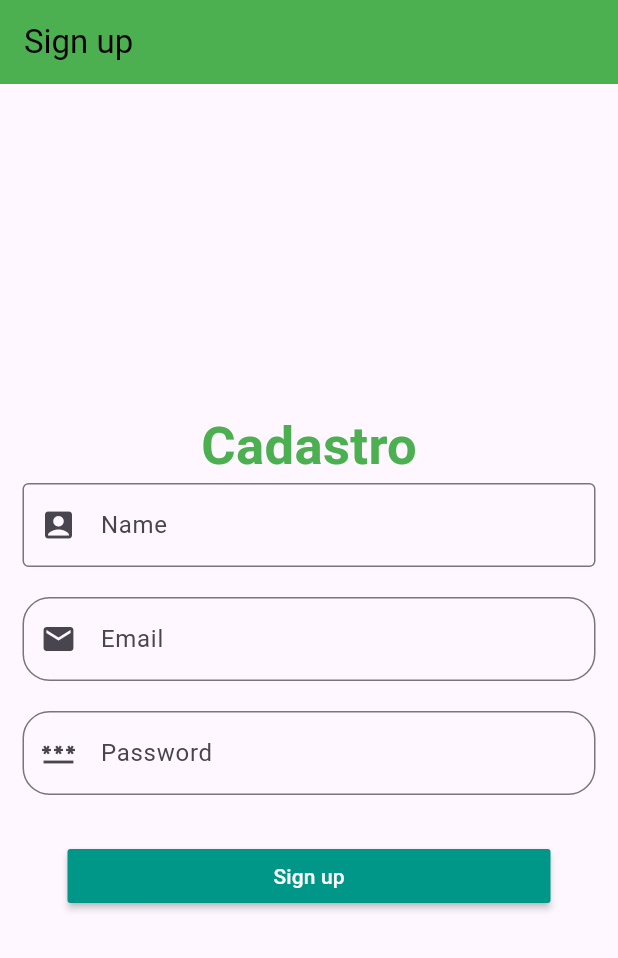
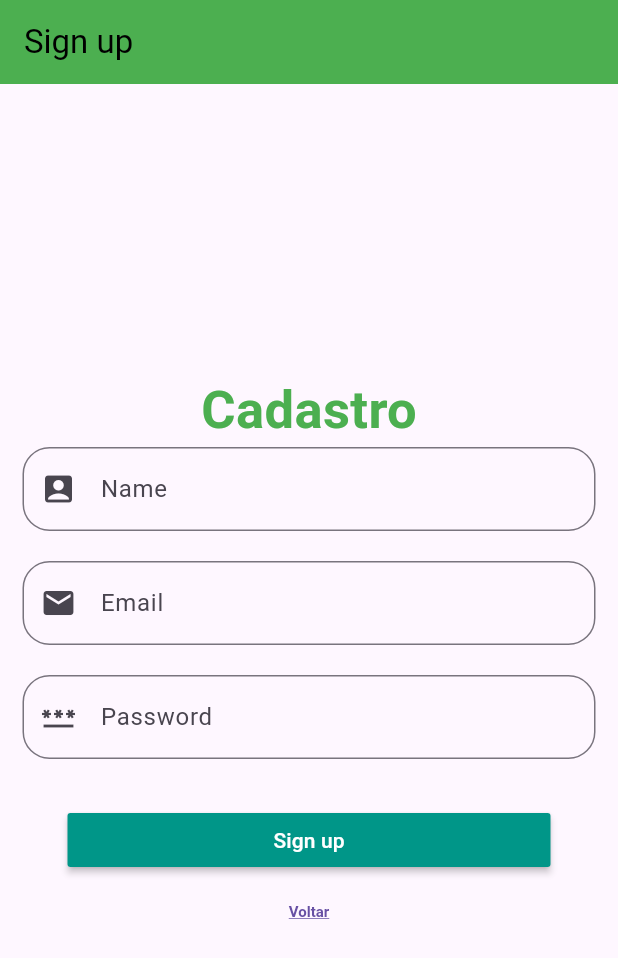
Before and after one commit to anddreza/learn-flutter, a Flutter app: the screen it shows after launch, after a tap on "Ainda não tem cadastro?", on a phone screen of 412 x 824 dp. Shown: the top 958 px of the screen. Run offline on Flutter 3.47's test engine with Material 3 defaults, Android fonts, the phone set to English and light mode, and no system bars.

Commit message:
fix: consertando umas coisinhas, verificando alguns pontos para ajuste, criando classes para novas telas

```diff
--- a/lib/SignUpPage.dart
+++ b/lib/SignUpPage.dart
@@ -42,6 +42,7 @@ class _SignupState extends State<SignupPage> {
                         hintText: 'Enter name',
                         prefixIcon: Icon(Icons.account_box),
                         border: OutlineInputBorder(
+                          borderRadius: BorderRadius.circular(18),
                         ),
                       ),
                       onChanged: (String value) {},
@@ -104,6 +105,24 @@ class _SignupState extends State<SignupPage> {
                         textColor: Colors.white,
                       ),
                     ),
+                    Padding(
+                      padding: const EdgeInsets.symmetric(horizontal: 35),
+                      child: TextButton(
+                        style: TextButton.styleFrom(
+                          textStyle: const TextStyle(
+                            fontSize: 10,
+                            color: Colors.teal,
+                            fontWeight: FontWeight.bold,
+                            decoration: TextDecoration.underline,
+                          ),
+                        ),
+                        onPressed: () {
+                          Navigator.of(context).pop(MaterialPageRoute(builder: (context) => LoginPage()),
+                          );
+                        },
+                        child: const Text('Voltar'),
+                      ),
+                    ),
                   ],
                 ),
               ),
--- /dev/null
+++ b/lib/scrollPage.dart
@@ -0,0 +1,25 @@
+import 'package:flutter/material.dart';
+
+class scrollPage extends StatefulWidget {
+  const scrollPage({super.key});
+
+  @override
+  State<scrollPage> createState() => _scrollPageState();
+}
+
+class _scrollPageState extends State<scrollPage> {
+  @override
+  Widget build(BuildContext context) {
+    return MaterialApp(
+      home: Scaffold(
+        appBar: AppBar(
+          title: const Text(
+            "Sign up",
+            style: TextStyle(color: Colors.black),
+          ),
+          backgroundColor: Colors.green,
+        ),
+      ),
+    );
+  }
+}
--- a/pubspec.yaml
+++ b/pubspec.yaml
@@ -57,7 +57,7 @@ flutter:
   # the material Icons class.
   uses-material-design: true
   assets:
-    - assets/images/flutter.png
+  - assets/images/motivation.png
   # To add assets to your application, add an assets section, like this:
   # assets:
   #   - images/a_dot_burr.jpeg
```
Also changed, not shown: lib/HomePage.dart (added, +31 -0 lines), lib/forgetPassword.dart (added, +17 -0 lines), lib/loginPage.dart (+23 -19 lines), assets/images/fundo-verde.jpg (added), 1 other file.
